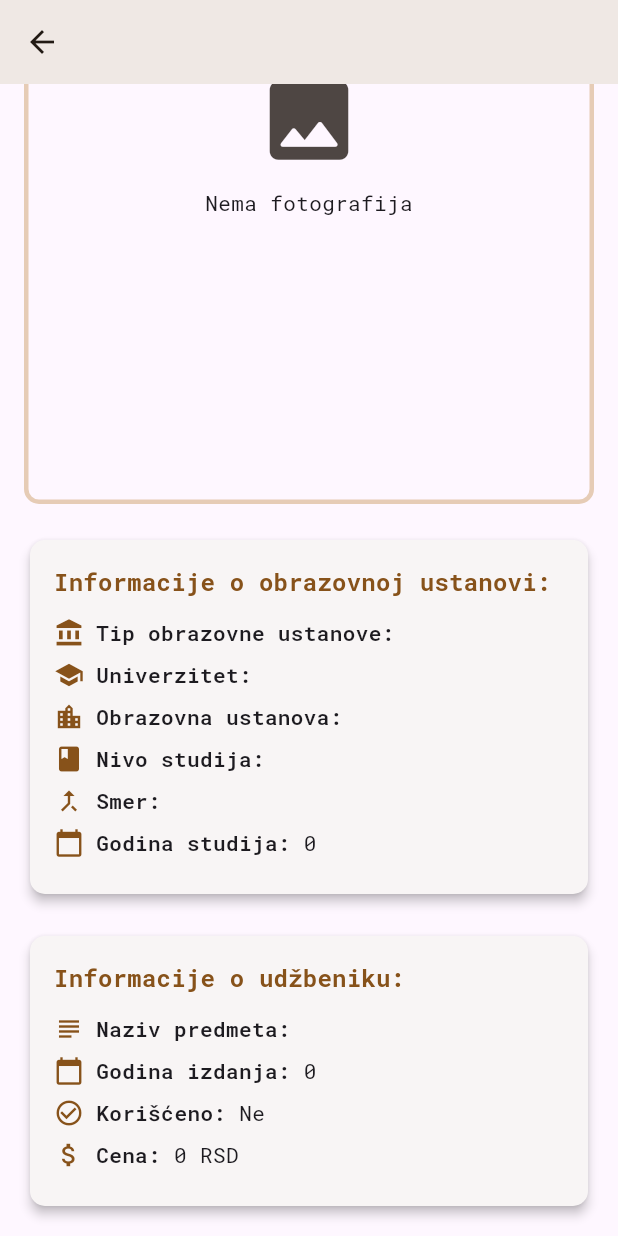
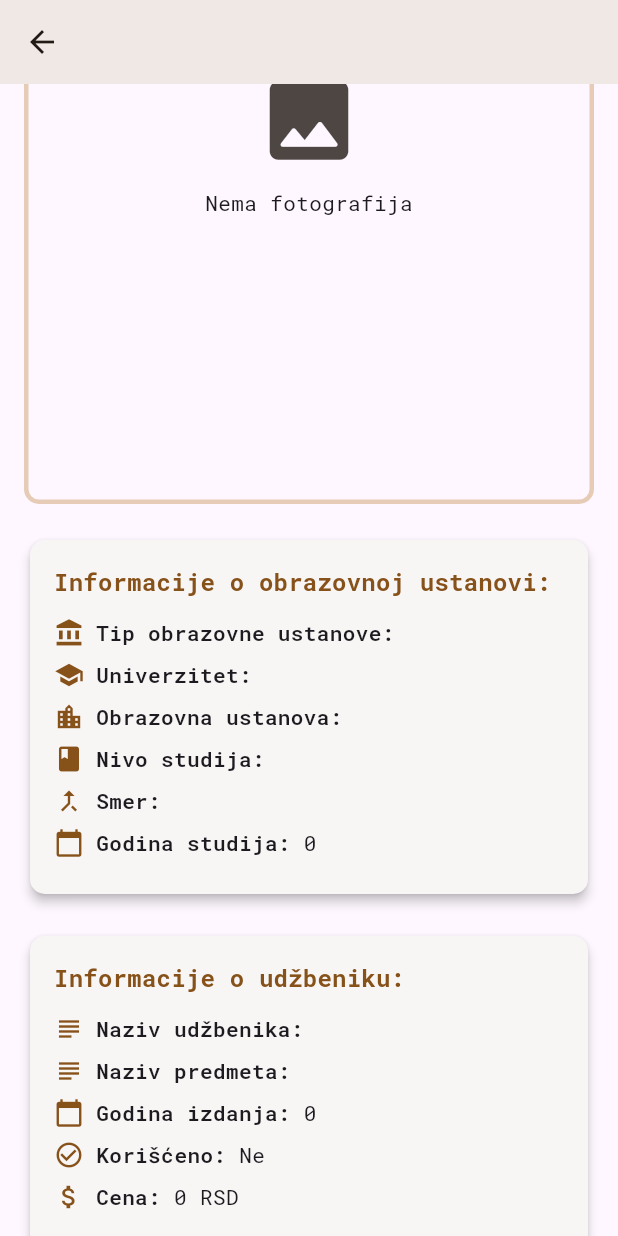
Before and after one commit to stefanovicdjordje1997/textbook-selling-app, a Flutter app: the TextbookDetailsScreen screen opened directly with empty values, scrolled down 332 dp, on a phone screen of 412 x 824 dp. Run offline on Flutter 3.47's test engine with Material 3 defaults, Android fonts, the phone set to English and light mode, and no system bars; our stand-ins replace cloud_firestore, firebase_auth, firebase_core, firebase_database, firebase_storage, flutter_cache_manager and 5 more; accounts and stored records are empty.

```diff
--- a/textbook_selling_app/lib/core/constants/local_keys.dart
+++ b/textbook_selling_app/lib/core/constants/local_keys.dart
@@ -105,6 +105,7 @@ class LocalKeys {
   static const areYouSure = 'areYouSure';
   static const deleteConfirmationMessage = 'deleteConfirmationMessage';
   static const logoutConfirmationMessage = 'logoutConfirmationMessage';
+  static const invalidFormMessage = 'invalidFormMessage';
   static const inbox = 'inbox';
   static const message = 'message';
   static const loading = 'loading';
--- a/textbook_selling_app/lib/core/localization/langs/en.json
+++ b/textbook_selling_app/lib/core/localization/langs/en.json
@@ -122,6 +122,7 @@
     "areYouSure": "Are you sure?",
     "deleteConfirmationMessage": "Do you really want to delete this item?",
     "logoutConfirmationMessage": "Do you really want to logout?",
+    "invalidFormMessage": "Form not valid, please check the invalid fields.",
 
     "inbox": "Inbox",
     "message": "Type message...",
--- a/textbook_selling_app/lib/core/localization/langs/sr.json
+++ b/textbook_selling_app/lib/core/localization/langs/sr.json
@@ -121,6 +121,7 @@
   "areYouSure": "Jesi li siguran?",
   "deleteConfirmationMessage": "Da li stvarno želiš da izbrišeš udžbenik?",
   "logoutConfirmationMessage": "Da li stvarno želiš da se izloguješ?",
+  "invalidFormMessage": "Forma nije validna, proveri sva polja.",
 
   "inbox": "Poruke",
   "message": "Unesi tekst poruke...",
--- a/textbook_selling_app/lib/core/services/textbook_service.dart
+++ b/textbook_selling_app/lib/core/services/textbook_service.dart
@@ -463,6 +463,7 @@ class TextbookService {
       // Dohvati korisnika i njegove dodane knjige
       QuerySnapshot snapshot = await _firestore
           .collection('textbooks')
+          .orderBy('createdAt', descending: true)
           .where('addedBy', isEqualTo: user.uid)
           .get();
 
--- a/textbook_selling_app/lib/core/viewmodels/photo_gallery_viewmodel.dart
+++ b/textbook_selling_app/lib/core/viewmodels/photo_gallery_viewmodel.dart
@@ -26,7 +26,7 @@ class PhotoGalleryViewModel extends StateNotifier<PhotoGalleryState> {
         for (var image in pickedImages) {
           ImageRepository.addImage(image);
         }
-        state = state.copyWith(images: [...state.images, ...pickedImages]);
+        state = state.copyWith(images: ImageRepository.images);
       }
       return null; // No message, indicating success
     }
@@ -41,7 +41,7 @@ class PhotoGalleryViewModel extends StateNotifier<PhotoGalleryState> {
     );
     if (image != null && state.images.length < 6) {
       ImageRepository.addImage(image);
-      state = state.copyWith(images: [...state.images, image]);
+      state = state.copyWith(images: ImageRepository.images);
     }
   }
 
@@ -59,6 +59,7 @@ class PhotoGalleryViewModel extends StateNotifier<PhotoGalleryState> {
   }
 
   void setImages(List<String> images) async {
+    await DefaultCacheManager().emptyCache();
     List<XFile> fileImages = [];
     for (final image in images) {
       XFile fileImage = await _getImageXFileByUrl(image);
--- a/textbook_selling_app/lib/core/widgets/photo_gallery.dart
+++ b/textbook_selling_app/lib/core/widgets/photo_gallery.dart
@@ -131,6 +131,7 @@ class _PhotoGalleryState extends ConsumerState<PhotoGallery> {
                         onLongPress: () =>
                             isViewMode ? null : viewModel.onHoldImage(index),
                         child: AnimatedContainer(
+                          alignment: Alignment.center,
                           duration: const Duration(milliseconds: 300),
                           decoration: BoxDecoration(
                             borderRadius: BorderRadius.circular(10),
@@ -259,13 +260,17 @@ class _PhotoGalleryState extends ConsumerState<PhotoGallery> {
                   ),
                 if (isReordering)
                   Positioned(
-                    left: 100,
-                    right: 100,
                     bottom: 10,
-                    child: ElevatedButton(
-                      onPressed: viewModel.doneReordering,
-                      child: Text(
-                        AppLocalizations.getString(LocalKeys.doneButton),
+                    left: 0,
+                    right: 0,
+                    child: Align(
+                      alignment: Alignment.center,
+                      child: ElevatedButton(
+                        onPressed: viewModel.doneReordering,
+                        child: Text(
+                          AppLocalizations.getString(LocalKeys.doneButton),
+                          textAlign: TextAlign.center,
+                        ),
                       ),
                     ),
                   ),
--- a/textbook_selling_app/lib/features/add_textbook/view/widgets/textbook_informations.dart
+++ b/textbook_selling_app/lib/features/add_textbook/view/widgets/textbook_informations.dart
@@ -28,6 +28,7 @@ class TextbookInformations extends ConsumerWidget {
           labelText: AppLocalizations.getString(LocalKeys.textbookNameLabel),
           hintText: AppLocalizations.getString(LocalKeys.textbookNameHint),
           defaultText: textbook?.name,
+          capitalFirstLetter: true,
           validator: (value) {
             return viewModel.validateText(
                 value: value,
@@ -40,6 +41,7 @@ class TextbookInformations extends ConsumerWidget {
           labelText: AppLocalizations.getString(LocalKeys.subjectNameLabel),
           hintText: AppLocalizations.getString(LocalKeys.subjectNameHint),
           defaultText: textbook?.subject,
+          capitalFirstLetter: true,
           validator: (value) {
             return viewModel.validateText(
                 value: value,
@@ -52,6 +54,7 @@ class TextbookInformations extends ConsumerWidget {
           labelText: AppLocalizations.getString(LocalKeys.descriptionLabel),
           hintText: AppLocalizations.getString(LocalKeys.descriptionHint),
           defaultText: textbook?.description,
+          capitalFirstLetter: true,
           maxLines: 5,
           validator: (value) => null,
           onSaved: viewModel.onSavedDescription,
--- a/textbook_selling_app/lib/features/all_textbooks/viewmodel/all_textbooks_viewmodel.dart
+++ b/textbook_selling_app/lib/features/all_textbooks/viewmodel/all_textbooks_viewmodel.dart
@@ -139,7 +139,7 @@ class AllTextbooksViewModel extends StateNotifier<AllTextbooksState> {
   Future<void> fetchTextbooks({
     required BuildContext context,
     int page = 0,
-    int limit = 2,
+    int limit = 5,
   }) async {
     if (state.isLoading) return;
     state = state.copyWith(isLoading: true);
--- a/textbook_selling_app/lib/features/chat/view/widgets/message_input.dart
+++ b/textbook_selling_app/lib/features/chat/view/widgets/message_input.dart
@@ -21,6 +21,7 @@ class MessageInput extends StatelessWidget {
           Expanded(
             child: TextField(
               controller: controller,
+              textCapitalization: TextCapitalization.sentences,
               decoration: InputDecoration(
                 hintText: AppLocalizations.getString(LocalKeys.message),
                 border: OutlineInputBorder(
--- a/textbook_selling_app/lib/features/textbook_details/view/screens/textbook_details.dart
+++ b/textbook_selling_app/lib/features/textbook_details/view/screens/textbook_details.dart
@@ -28,7 +28,7 @@ class TextbookDetailsScreen extends ConsumerStatefulWidget {
 
   final Textbook textbook;
   final TextbookDetailsContext context;
-  final void Function(Textbook textbook)? onEdit;
+  final Future<void> Function(Textbook textbook)? onEdit;
   final void Function(Textbook textbook)? onDelete;
 
   @override
@@ -60,11 +60,12 @@ class _TextbookDetailsScreenState extends ConsumerState<TextbookDetailsScreen> {
                 color: Theme.of(context).colorScheme.primary,
                 fontWeight: FontWeight.bold,
               ),
-          maxLines: 3,
+          maxLines: 2,
         ),
         centerTitle: true,
         actions: [
-          if (widget.context == TextbookDetailsContext.favorites)
+          if (widget.context == TextbookDetailsContext.favorites &&
+              viewModel.isLoggedInUser(user!.id))
             FavoriteButton(
               isFavorite: isFavorite,
               onPressed: () => viewModel.toggleFavorite(textbook),
@@ -73,7 +74,12 @@ class _TextbookDetailsScreenState extends ConsumerState<TextbookDetailsScreen> {
             IconButton(
               icon: const Icon(Icons.edit),
               color: Theme.of(context).colorScheme.primary,
-              onPressed: () => widget.onEdit?.call(textbook),
+              onPressed: () async {
+                await widget.onEdit?.call(textbook);
+                if (context.mounted) {
+                  Navigator.of(context).pop();
+                }
+              },
             ),
             IconButton(
               icon: const Icon(Icons.delete),
@@ -90,7 +96,7 @@ class _TextbookDetailsScreenState extends ConsumerState<TextbookDetailsScreen> {
           children: [
             UserInfoCard(
               user: user!,
-              showChatButton: viewModel.showChatButton(user.id),
+              showChatButton: viewModel.isLoggedInUser(user.id),
             ),
             const SizedBox(height: 20),
             PhotoGallery(
@@ -146,6 +152,11 @@ class _TextbookDetailsScreenState extends ConsumerState<TextbookDetailsScreen> {
                 InfoRow(
                     icon: Icons.subject,
                     label:
+                        AppLocalizations.getString(LocalKeys.textbookNameLabel),
+                    value: textbook.name),
+                InfoRow(
+                    icon: Icons.subject,
+                    label:
                         AppLocalizations.getString(LocalKeys.subjectNameLabel),
                     value: textbook.subject),
                 InfoRow(
--- a/textbook_selling_app/lib/features/textbook_details/viewmodel/textbook_details_viewmodel.dart
+++ b/textbook_selling_app/lib/features/textbook_details/viewmodel/textbook_details_viewmodel.dart
@@ -16,7 +16,7 @@ class TextbookDetailsViewModel extends StateNotifier<TextbookDetailsState> {
     state = state.copyWith(isFavorite: !state.isFavorite);
   }
 
-  bool showChatButton(String id) {
+  bool isLoggedInUser(String id) {
     return !UserService.isUserLoggedIn(id);
   }
 }
```
Also changed, not shown: textbook_selling_app/lib/features/add_textbook/view/screens/add_textbook.dart (+6 -1 lines), textbook_selling_app/lib/features/add_textbook/viewmodel/add_textbook_viewmodel.dart (+6 -1 lines), textbook_selling_app/lib/features/my_textbooks.dart/view/my_textbooks.dart (+8 -4 lines), 6 other files.
